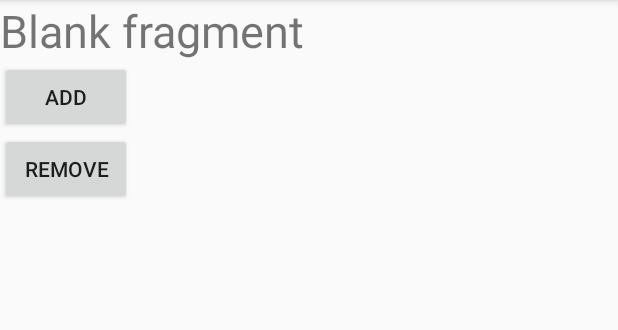
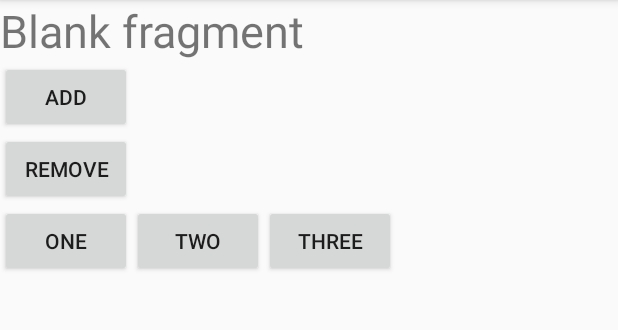
Before and after one commit to supertodtor/WorkShop, an Android app: the screen it shows after launch (MainActivity), on a phone screen of 412 x 824 dp, the part 84-414 px from its top. Run offline under Robolectric (Android 15) with nearby library versions, the phone set to English and light mode, and no system bars.

Commit message:
addFragment

```diff
--- a/MyFragment2/app/src/main/java/com/mycom/coe/myfragment/MainActivity.java
+++ b/MyFragment2/app/src/main/java/com/mycom/coe/myfragment/MainActivity.java
@@ -14,6 +14,9 @@ public class MainActivity extends AppCompatActivity {
     private static final String TAG = "JavaFragment";
     private Button btnAdd;
     private Button btnRemove;
+    private Button btnOne;
+    private Button btnTwo;
+    private Button btnThree;
 
     @Override
     protected void onCreate(Bundle savedInstanceState) {
@@ -21,6 +24,47 @@ public class MainActivity extends AppCompatActivity {
         setContentView(R.layout.activity_main);
         startBlankFragment();
 
+        reMoveFragment();
+
+//        startJavaFragment();
+
+
+        btnOne = (Button)findViewById(R.id.btnOne);
+        btnTwo= (Button)findViewById(R.id.btnTwo);
+        btnThree = (Button)findViewById(R.id.btnThree);
+
+        btnOne.setOnClickListener(new View.OnClickListener() {
+            @Override
+            public void onClick(View view) {
+                getSupportFragmentManager()
+                        .beginTransaction()
+                        .replace(R.id.javaFragment,new OneFragment(),"OneFragment")
+                        .commit();
+            }
+        });
+
+        btnTwo.setOnClickListener(new View.OnClickListener() {
+            @Override
+            public void onClick(View view) {
+                getSupportFragmentManager()
+                        .beginTransaction()
+                        .replace(R.id.javaFragment,new TwoFragment(),"TwoFragment")
+                        .commit();
+            }
+        });
+
+        btnThree.setOnClickListener(new View.OnClickListener() {
+            @Override
+            public void onClick(View view) {
+                getSupportFragmentManager()
+                        .beginTransaction()
+                        .replace(R.id.javaFragment,new ThreeFragment(),"ThreeFragment")
+                        .commit();
+            }
+        });
+    }
+
+    private void reMoveFragment() {
         btnAdd = (Button) findViewById(R.id.btnAdd);
         btnRemove = (Button) findViewById(R.id.btnRemove);
 
@@ -50,8 +94,6 @@ public class MainActivity extends AppCompatActivity {
                 }
             }
         });
-
-//        startJavaFragment();
     }
 
     private void startJavaFragment() {
--- a/MyFragment2/app/src/main/res/layout/activity_main.xml
+++ b/MyFragment2/app/src/main/res/layout/activity_main.xml
@@ -26,6 +26,28 @@
         android:layout_height="wrap_content"
         android:text="Remove"/>
 
+
+    <LinearLayout
+        android:layout_width="wrap_content"
+        android:layout_height="wrap_content"
+        android:orientation="horizontal">
+        <Button
+            android:id="@+id/btnOne"
+            android:layout_width="wrap_content"
+            android:layout_height="wrap_content"
+            android:text="One"/>
+        <Button
+            android:id="@+id/btnTwo"
+            android:layout_width="wrap_content"
+            android:layout_height="wrap_content"
+            android:text="Two"/>
+        <Button
+            android:id="@+id/btnThree"
+            android:layout_width="wrap_content"
+            android:layout_height="wrap_content"
+            android:text="Three"/>
+    </LinearLayout>
+
     <FrameLayout
         android:id="@+id/javaFragment"
         android:layout_width="wrap_content"
```
Also changed, not shown: MyFragment2/app/src/main/java/com/mycom/coe/myfragment/OneFragment.java (added, +29 -0 lines), MyFragment2/app/src/main/java/com/mycom/coe/myfragment/ThreeFragment.java (added, +29 -0 lines), MyFragment2/app/src/main/java/com/mycom/coe/myfragment/TwoFragment.java (added, +29 -0 lines), MyFragment2/app/src/main/res/layout/fragment_one.xml (added, +13 -0 lines), MyFragment2/app/src/main/res/layout/fragment_three.xml (added, +13 -0 lines), MyFragment2/app/src/main/res/layout/fragment_two.xml (added, +13 -0 lines).
